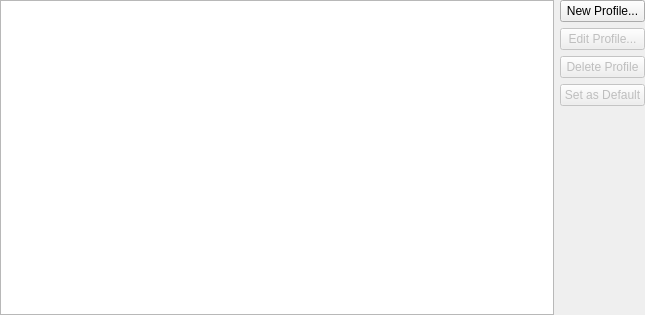
The window that src/ManageProfilesDialog.ui (KDE/konsole) describes before a commit, drawn with Qt 5.
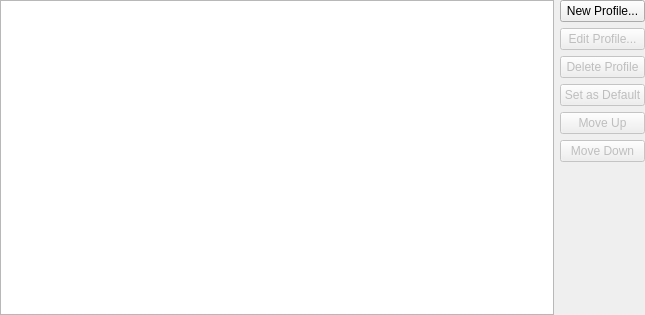
The same window after the commit.

Commit message:
Code to handle moving the profiles in the menu.  Move buttons disabled for now until code to write profiles' menu index is committed (written).
GUI

```diff
--- a/src/ManageProfilesDialog.ui
+++ b/src/ManageProfilesDialog.ui
@@ -72,6 +72,32 @@
     </widget>
    </item>
    <item row="4" column="1" >
+    <widget class="QPushButton" name="moveUpButton" >
+     <property name="enabled" >
+      <bool>false</bool>
+     </property>
+     <property name="toolTip" >
+      <string>Move the selected profile up in the menu list</string>
+     </property>
+     <property name="text" >
+      <string>Move Up</string>
+     </property>
+    </widget>
+   </item>
+   <item row="5" column="1" >
+    <widget class="QPushButton" name="moveDownButton" >
+     <property name="enabled" >
+      <bool>false</bool>
+     </property>
+     <property name="toolTip" >
+      <string>Move the selected profile down in the menu list</string>
+     </property>
+     <property name="text" >
+      <string>Move Down</string>
+     </property>
+    </widget>
+   </item>
+   <item row="6" column="1" >
     <spacer>
      <property name="orientation" >
       <enum>Qt::Vertical</enum>
@@ -84,7 +110,7 @@
      </property>
     </spacer>
    </item>
-   <item rowspan="5" row="0" column="0" >
+   <item rowspan="7" row="0" column="0" >
     <widget class="QTableView" name="sessionTable" >
      <property name="whatsThis" >
       <string/>
```
The commit also changes 2 other files.
